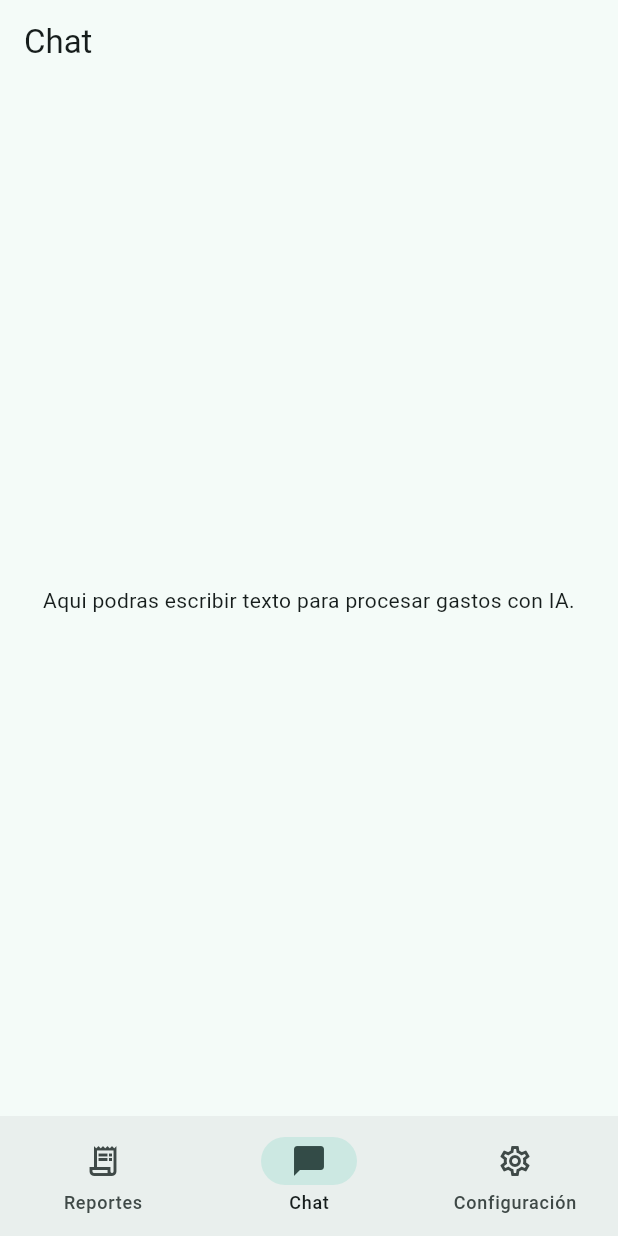
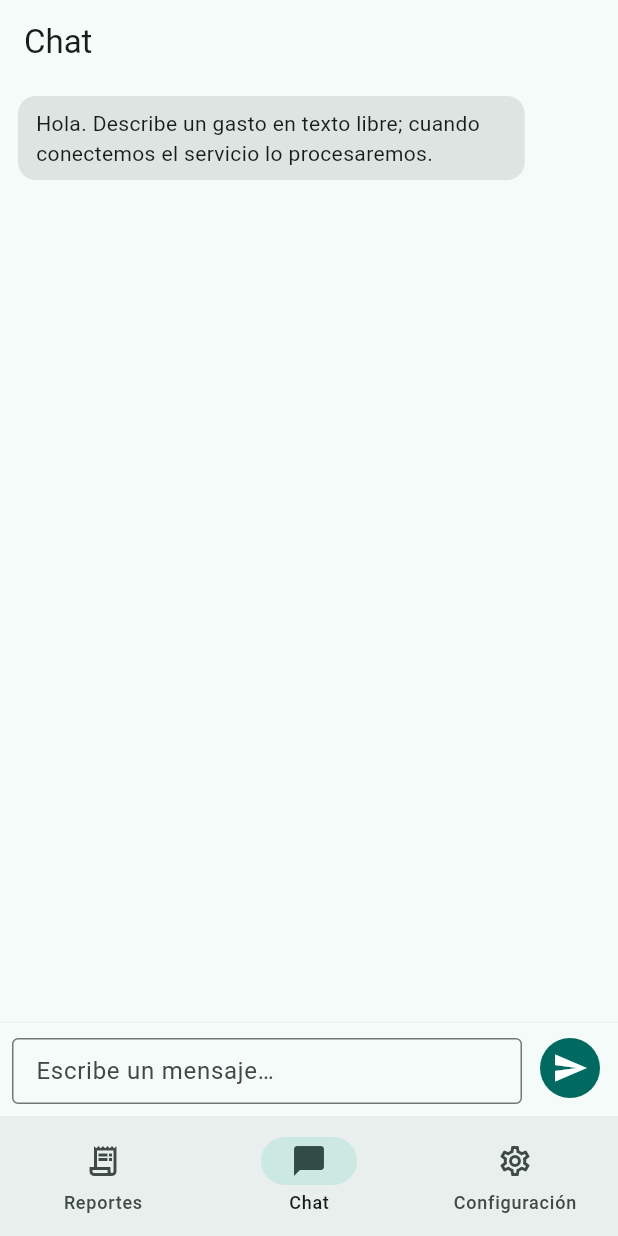
Before and after one commit to UTC1992/report_expences_app, a Flutter app: the screen it shows after launch, item 2 of the bottom bar chosen, on a phone screen of 412 x 824 dp. Run offline on Flutter 3.47's test engine with Material 3 defaults, Android fonts, the phone set to English and light mode, and no system bars; our stand-ins replace get_it.

Commit message:
feat(chat-screen): create chat to send messages

```diff
--- a/lib/app.dart
+++ b/lib/app.dart
@@ -2,6 +2,7 @@ import 'package:flutter/material.dart';
 import 'package:provider/provider.dart';
 import 'package:report_expences_app/core/di/injection_container.dart';
 import 'package:report_expences_app/core/presentation/pages/home_page.dart';
+import 'package:report_expences_app/features/chat/presentation/view_models/chat_view_model.dart';
 import 'package:report_expences_app/features/expenses/presentation/view_models/expenses_view_model.dart';
 
 class ReportExpencesApp extends StatelessWidget {
@@ -9,8 +10,11 @@ class ReportExpencesApp extends StatelessWidget {
 
   @override
   Widget build(BuildContext context) {
-    return ChangeNotifierProvider(
-      create: (_) => sl<ExpensesViewModel>(),
+    return MultiProvider(
+      providers: [
+        ChangeNotifierProvider(create: (_) => sl<ExpensesViewModel>()),
+        ChangeNotifierProvider(create: (_) => sl<ChatViewModel>()),
+      ],
       child: MaterialApp(
         title: 'Reportes de gastos',
         theme: ThemeData(
--- a/lib/core/di/injection_container.dart
+++ b/lib/core/di/injection_container.dart
@@ -1,4 +1,5 @@
 import 'package:get_it/get_it.dart';
+import 'package:report_expences_app/features/chat/presentation/view_models/chat_view_model.dart';
 import 'package:report_expences_app/features/expenses/data/datasources/expenses_data_source.dart';
 import 'package:report_expences_app/features/expenses/data/datasources/mock_expenses_data_source.dart';
 import 'package:report_expences_app/features/expenses/data/repositories/expenses_repository_impl.dart';
@@ -19,5 +20,6 @@ Future<void> initDependencies() async {
     ..registerFactory(() => GetExpensesUseCase(sl()))
     ..registerFactory(
       () => ExpensesViewModel(getExpenses: sl()),
-    );
+    )
+    ..registerFactory<ChatViewModel>(() => ChatViewModel());
 }
--- /dev/null
+++ b/lib/features/chat/domain/entities/chat_message.dart
@@ -0,0 +1,15 @@
+enum ChatMessageRole { user, assistant }
+
+class ChatMessage {
+  const ChatMessage({
+    required this.id,
+    required this.text,
+    required this.role,
+    required this.createdAt,
+  });
+
+  final String id;
+  final String text;
+  final ChatMessageRole role;
+  final DateTime createdAt;
+}
--- a/lib/features/chat/presentation/pages/chat_page.dart
+++ b/lib/features/chat/presentation/pages/chat_page.dart
@@ -1,20 +1,55 @@
 import 'package:flutter/material.dart';
+import 'package:provider/provider.dart';
+import 'package:report_expences_app/features/chat/presentation/view_models/chat_view_model.dart';
+import 'package:report_expences_app/features/chat/presentation/widgets/chat_composer.dart';
+import 'package:report_expences_app/features/chat/presentation/widgets/chat_messages_body.dart';
 
-class ChatPage extends StatelessWidget {
+class ChatPage extends StatefulWidget {
   const ChatPage({super.key});
+
+  @override
+  State<ChatPage> createState() => _ChatPageState();
+}
+
+class _ChatPageState extends State<ChatPage> {
+  late final ScrollController _scrollController;
+
+  @override
+  void initState() {
+    super.initState();
+    _scrollController = ScrollController();
+    WidgetsBinding.instance.addPostFrameCallback((_) async {
+      if (!mounted) return;
+      await context.read<ChatViewModel>().loadInitial();
+      if (!mounted) return;
+      _scrollToBottom();
+    });
+  }
+
+  @override
+  void dispose() {
+    _scrollController.dispose();
+    super.dispose();
+  }
+
+  void _scrollToBottom() {
+    WidgetsBinding.instance.addPostFrameCallback((_) {
+      if (!_scrollController.hasClients) return;
+      _scrollController.jumpTo(_scrollController.position.maxScrollExtent);
+    });
+  }
 
   @override
   Widget build(BuildContext context) {
     return Scaffold(
       appBar: AppBar(title: const Text('Chat')),
-      body: const Center(
-        child: Padding(
-          padding: EdgeInsets.all(24),
-          child: Text(
-            'Aqui podras escribir texto para procesar gastos con IA.',
-            textAlign: TextAlign.center,
+      body: Column(
+        children: [
+          Expanded(
+            child: ChatMessagesBody(scrollController: _scrollController),
           ),
-        ),
+          ChatComposer(onSent: _scrollToBottom),
+        ],
       ),
     );
   }
--- /dev/null
+++ b/lib/features/chat/presentation/view_models/chat_view_model.dart
@@ -0,0 +1,108 @@
+import 'package:flutter/foundation.dart';
+import 'package:report_expences_app/features/chat/domain/entities/chat_message.dart';
+
+class ChatViewModel extends ChangeNotifier {
+  ChatViewModel({Future<void> Function()? artificialDelay})
+      : _delay = artificialDelay ?? _instantDelay;
+
+  final Future<void> Function() _delay;
+
+  static Future<void> _instantDelay() async {}
+
+  final List<ChatMessage> _messages = [];
+  int _idSeq = 0;
+  int _olderPage = 0;
+
+  bool _isLoadingInitial = false;
+  bool _isLoadingOlder = false;
+  bool _hasMoreOlder = true;
+
+  List<ChatMessage> get messages => List.unmodifiable(_messages);
+
+  bool get isLoadingInitial => _isLoadingInitial;
+
+  bool get isLoadingOlder => _isLoadingOlder;
+
+  bool get hasMoreOlder => _hasMoreOlder;
+
+  String _nextId() => 'chat_${_idSeq++}';
+
+  Future<void> loadInitial() async {
+    if (_messages.isNotEmpty) return;
+
+    _isLoadingInitial = true;
+    notifyListeners();
+    await _delay();
+
+    final now = DateTime.utc(2026, 3, 31, 12);
+    _messages.add(
+      ChatMessage(
+        id: _nextId(),
+        text:
+            'Hola. Describe un gasto en texto libre; cuando conectemos el servicio lo procesaremos.',
+        role: ChatMessageRole.assistant,
+        createdAt: now,
+      ),
+    );
+
+    _isLoadingInitial = false;
+    notifyListeners();
+  }
+
+  Future<void> loadOlder() async {
+    if (!_hasMoreOlder || _isLoadingOlder) return;
+
+    _isLoadingOlder = true;
+    notifyListeners();
+    await _delay();
+
+    _olderPage += 1;
+    final base = DateTime.utc(2026, 3, 20 - _olderPage, 9);
+    final batch = <ChatMessage>[
+      for (var i = 0; i < 3; i++)
+        ChatMessage(
+          id: _nextId(),
+          text: 'Mensaje antiguo (pagina $_olderPage, $i)',
+          role: ChatMessageRole.assistant,
+          createdAt: base.subtract(Duration(minutes: i)),
+        ),
+    ];
+    _messages.insertAll(0, batch);
+
+    if (_olderPage >= 2) {
+      _hasMoreOlder = false;
+    }
+
+    _isLoadingOlder = false;
+    notifyListeners();
+  }
+
+  Future<void> sendMessage(String text) async {
+    final trimmed = text.trim();
+    if (trimmed.isEmpty) return;
+
+    final userTime = DateTime.now().toUtc();
+    _messages.add(
+      ChatMessage(
+        id: _nextId(),
+        text: trimmed,
+        role: ChatMessageRole.user,
+        createdAt: userTime,
+      ),
+    );
+    notifyListeners();
+
+    await _delay();
+
+    _messages.add(
+      ChatMessage(
+        id: _nextId(),
+        text:
+            'Recibido. Cuando conectemos el servicio, procesare el gasto desde tu mensaje.',
+        role: ChatMessageRole.assistant,
+        createdAt: DateTime.now().toUtc(),
+      ),
+    );
+    notifyListeners();
+  }
+}
--- /dev/null
+++ b/lib/features/chat/presentation/widgets/chat_composer.dart
@@ -0,0 +1,74 @@
+import 'package:flutter/material.dart';
+import 'package:provider/provider.dart';
+import 'package:report_expences_app/features/chat/presentation/view_models/chat_view_model.dart';
+
+class ChatComposer extends StatefulWidget {
+  const ChatComposer({super.key, this.onSent});
+
+  final VoidCallback? onSent;
+
+  @override
+  State<ChatComposer> createState() => _ChatComposerState();
+}
+
+class _ChatComposerState extends State<ChatComposer> {
+  final TextEditingController _controller = TextEditingController();
+
+  @override
+  void dispose() {
+    _controller.dispose();
+    super.dispose();
+  }
+
+  Future<void> _send() async {
+    final text = _controller.text;
+    if (text.trim().isEmpty) return;
+    _controller.clear();
+    await context.read<ChatViewModel>().sendMessage(text);
+    if (!mounted) return;
+    widget.onSent?.call();
+    FocusScope.of(context).unfocus();
+  }
+
+  @override
+  Widget build(BuildContext context) {
+    return Material(
+      elevation: 2,
+      child: SafeArea(
+        top: false,
+        child: Padding(
+          padding: const EdgeInsets.fromLTRB(8, 6, 8, 8),
+          child: Row(
+            crossAxisAlignment: CrossAxisAlignment.end,
+            children: [
+              Expanded(
+                child: TextField(
+                  controller: _controller,
+                  minLines: 1,
+                  maxLines: 4,
+                  textInputAction: TextInputAction.newline,
+                  decoration: const InputDecoration(
+                    hintText: 'Escribe un mensaje…',
+                    border: OutlineInputBorder(),
+                    isDense: true,
+                    contentPadding: EdgeInsets.symmetric(
+                      horizontal: 12,
+                      vertical: 10,
+                    ),
+                  ),
+                  onSubmitted: (_) => _send(),
+                ),
+              ),
+              const SizedBox(width: 8),
+              IconButton.filled(
+                onPressed: _send,
+                tooltip: 'Enviar',
+                icon: const Icon(Icons.send),
+              ),
+            ],
+          ),
+        ),
+      ),
+    );
+  }
+}
--- /dev/null
+++ b/lib/features/chat/presentation/widgets/chat_message_bubble.dart
@@ -0,0 +1,36 @@
+import 'package:flutter/material.dart';
+import 'package:report_expences_app/features/chat/domain/entities/chat_message.dart';
+
+class ChatMessageBubble extends StatelessWidget {
+  const ChatMessageBubble({super.key, required this.message});
+
+  final ChatMessage message;
+
+  @override
+  Widget build(BuildContext context) {
+    final isUser = message.role == ChatMessageRole.user;
+    final bg = isUser
+        ? Theme.of(context).colorScheme.primaryContainer
+        : Theme.of(context).colorScheme.surfaceContainerHighest;
+    final align = isUser ? Alignment.centerRight : Alignment.centerLeft;
+
+    return Align(
+      alignment: align,
+      child: ConstrainedBox(
+        constraints: BoxConstraints(
+          maxWidth: MediaQuery.sizeOf(context).width * 0.82,
+        ),
+        child: DecoratedBox(
+          decoration: BoxDecoration(
+            color: bg,
+            borderRadius: BorderRadius.circular(12),
+          ),
+          child: Padding(
+            padding: const EdgeInsets.symmetric(horizontal: 12, vertical: 8),
+            child: Text(message.text),
+          ),
+        ),
+      ),
+    );
+  }
+}
--- /dev/null
+++ b/lib/features/chat/presentation/widgets/chat_messages_body.dart
@@ -0,0 +1,110 @@
+import 'package:flutter/material.dart';
+import 'package:provider/provider.dart';
+import 'package:report_expences_app/features/chat/presentation/view_models/chat_view_model.dart';
+import 'package:report_expences_app/features/chat/presentation/widgets/chat_message_bubble.dart';
+
+class ChatMessagesBody extends StatefulWidget {
+  const ChatMessagesBody({super.key, required this.scrollController});
+
+  final ScrollController scrollController;
+
+  @override
+  State<ChatMessagesBody> createState() => _ChatMessagesBodyState();
+}
+
+class _ChatMessagesBodyState extends State<ChatMessagesBody> {
+  bool _loadingOlderLatch = false;
+
+  @override
+  void initState() {
+    super.initState();
+    widget.scrollController.addListener(_onScroll);
+  }
+
+  @override
+  void dispose() {
+    widget.scrollController.removeListener(_onScroll);
+    super.dispose();
+  }
+
+  void _onScroll() {
+    if (!widget.scrollController.hasClients) return;
+    final vm = context.read<ChatViewModel>();
+    if (!vm.hasMoreOlder || vm.isLoadingOlder || _loadingOlderLatch) return;
+
+    final pos = widget.scrollController.position;
+    if (pos.maxScrollExtent <= 0) return;
+    if (pos.pixels > 120) return;
+
+    _loadOlderPreservingScroll();
+  }
+
+  Future<void> _loadOlderPreservingScroll() async {
+    final vm = context.read<ChatViewModel>();
+    if (!vm.hasMoreOlder || vm.isLoadingOlder) return;
+
+    _loadingOlderLatch = true;
+    final controller = widget.scrollController;
+    if (!controller.hasClients) {
+      _loadingOlderLatch = false;
+      return;
+    }
+    final oldMax = controller.position.maxScrollExtent;
+
+    await vm.loadOlder();
+    if (!mounted) {
+      _loadingOlderLatch = false;
+      return;
+    }
+
+    WidgetsBinding.instance.addPostFrameCallback((_) {
+      _loadingOlderLatch = false;
+      if (!mounted || !controller.hasClients) return;
+      final newMax = controller.position.maxScrollExtent;
+      final delta = newMax - oldMax;
+      final target = (controller.offset + delta).clamp(0.0, newMax);
+      controller.jumpTo(target);
+    });
+  }
+
+  @override
+  Widget build(BuildContext context) {
+    return Consumer<ChatViewModel>(
+      builder: (context, vm, _) {
+        if (vm.isLoadingInitial && vm.messages.isEmpty) {
+          return const Center(child: CircularProgressIndicator());
+        }
+
+        if (vm.messages.isEmpty) {
+          return const Center(child: Text('No hay mensajes aún.'));
+        }
+
+        return ListView.builder(
+          controller: widget.scrollController,
+          padding: const EdgeInsets.symmetric(horizontal: 12, vertical: 8),
+          itemCount: vm.messages.length + (vm.isLoadingOlder ? 1 : 0),
+          itemBuilder: (context, index) {
+            if (vm.isLoadingOlder && index == 0) {
+              return const Padding(
+                padding: EdgeInsets.only(bottom: 8),
+                child: Center(
+                  child: SizedBox(
+                    width: 22,
+                    height: 22,
+                    child: CircularProgressIndicator(strokeWidth: 2),
+                  ),
+                ),
+              );
+            }
+            final msgIndex = vm.isLoadingOlder ? index - 1 : index;
+            final message = vm.messages[msgIndex];
+            return Padding(
+              padding: const EdgeInsets.only(bottom: 8),
+              child: ChatMessageBubble(message: message),
+            );
+          },
+        );
+      },
+    );
+  }
+}
```
Also changed, not shown: 1 other file.
